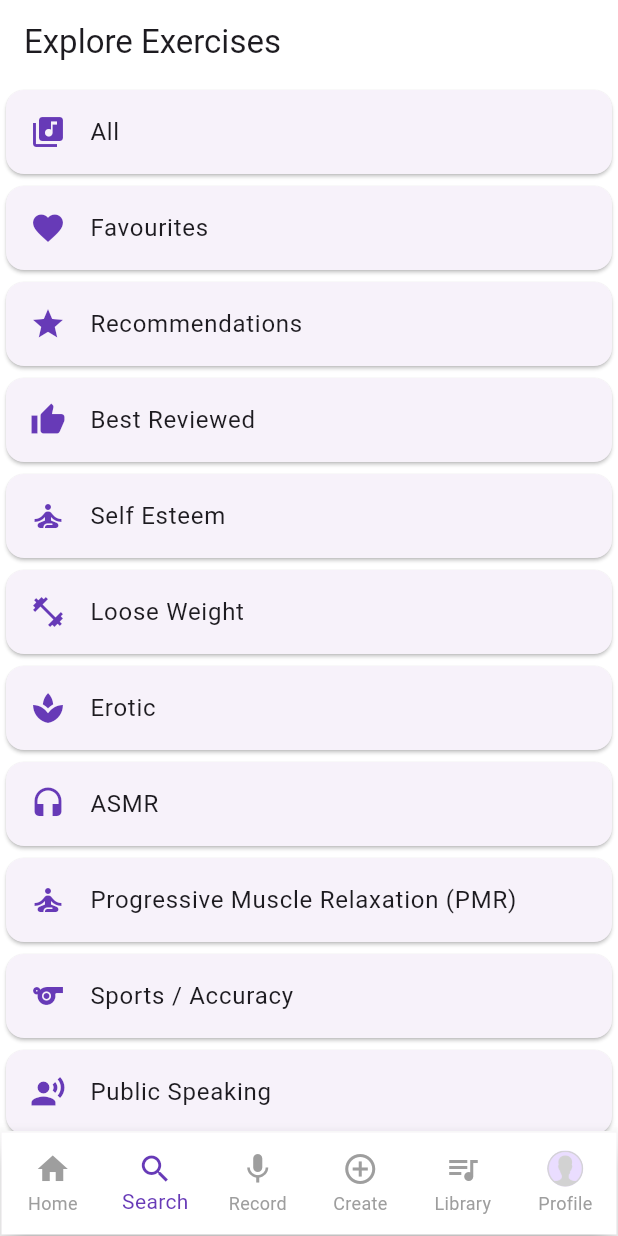
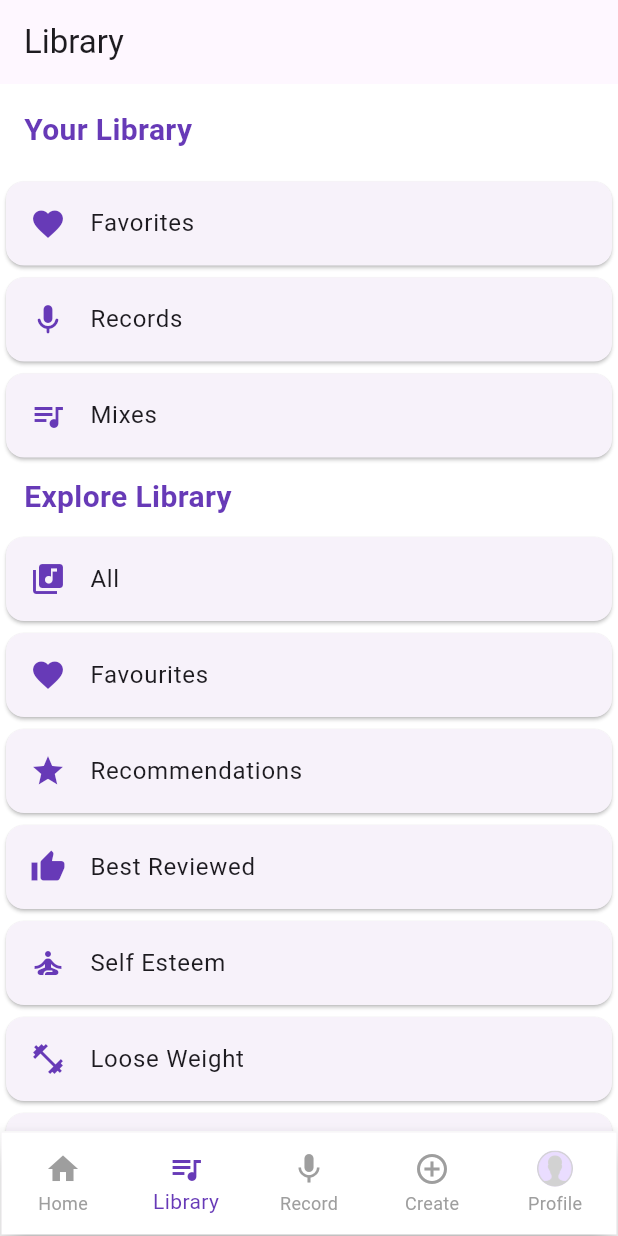
Before and after one commit to PascalMalz/mindbull, a Flutter app: the screen it shows after launch, item 2 of the bottom bar chosen, on a phone screen of 412 x 824 dp. Run offline on Flutter 3.47's test engine with Material 3 defaults, Android fonts, the phone set to English and light mode, and no system bars; our stand-ins replace chewie, cookie_jar, dio, dio_cookie_manager, file_picker, flutter_screenutil and 14 more; missing offline and left inert: audio_session, audio_waveforms, encrypt, ffmpeg_kit_flutter, workmanager; accounts and stored records are empty; network calls fail.

Commit message:
Library combined, Journal optimized ect.

```diff
--- a/lib/pages/home_screen_v2.dart
+++ b/lib/pages/home_screen_v2.dart
@@ -1,3 +1,4 @@
+import 'package:flutter/cupertino.dart';
 import 'package:flutter/material.dart';
 import 'package:provider/provider.dart';
 import 'package:mindbull/pages/goals_standalone.dart';
@@ -55,10 +56,9 @@ class _HomeScreenV2State extends State<HomeScreenV2>
     return AppBar(
       backgroundColor: Colors.white,
       iconTheme: const IconThemeData(color: Colors.deepPurple),
-      centerTitle: true,
+      //centerTitle: true,
       title: const Text(
         'Daily Mind Workout',
-        textAlign: TextAlign.center,
         style: TextStyle(
           fontSize: 20,
           color: Colors.black,
@@ -115,14 +115,34 @@ class _HomeScreenV2State extends State<HomeScreenV2>
                             autoplayEnabled: false,
                           ),
                         ),
-                        const Divider(height: 1, color: Colors.grey),
+                        //const Divider(height: 1, color: Colors.grey),
                         // Journal Toggle Button
                         InkWell(
                           onTap: () {
                             _showJournalBottomSheet(context, category);
                           },
                           child: Container(
-                            height: 50,
+                            height: 50, // Height of the container
+                            decoration: BoxDecoration(
+                              color: Colors.white, // Background color
+                              borderRadius: BorderRadius.only(
+                                topLeft: Radius.circular(
+                                    20), // Rounded top-left corner
+                                topRight: Radius.circular(
+                                    20), // Rounded top-right corner
+                              ),
+                              border: Border(
+                                top: BorderSide(
+                                    color: Colors.grey.shade300,
+                                    width: 1), // Top border
+                                left: BorderSide(
+                                    color: Colors.grey.shade300,
+                                    width: 1), // Left border
+                                right: BorderSide(
+                                    color: Colors.grey.shade300,
+                                    width: 1), // Right border
+                              ),
+                            ),
                             child: Row(
                               mainAxisAlignment: MainAxisAlignment.center,
                               children: [
@@ -141,10 +161,13 @@ class _HomeScreenV2State extends State<HomeScreenV2>
                             ),
                           ),
                         ),
+
                         //add devider line
                         const Divider(
+                          endIndent: 12,
+                          indent: 12,
                           height: 1,
-                          color: Colors.grey,
+                          color: Color.fromARGB(123, 158, 158, 158),
                         ),
                       ],
                     );
@@ -170,15 +193,23 @@ class _HomeScreenV2State extends State<HomeScreenV2>
   }
 
   void _showJournalBottomSheet(BuildContext context, String category) {
+    String tempGlobalJournal = globalJournal; // Temporary storage
+    String tempCategoryJournal = tabSpecificJournals[category] ?? "";
+
     showModalBottomSheet(
       context: context,
       isScrollControlled: true,
+      backgroundColor: Colors.white, // White background
+      shape: RoundedRectangleBorder(
+        borderRadius: BorderRadius.vertical(
+            top: Radius.circular(20)), // Rounded top corners
+      ),
       builder: (BuildContext context) {
         return Padding(
           padding: MediaQuery.of(context).viewInsets,
           child: Container(
             padding: const EdgeInsets.all(16.0),
-            height: 400, // Adjust height as needed
+            height: 450, // Adjust height as needed
             child: Column(
               children: [
                 TabBar(
@@ -207,12 +238,10 @@ class _HomeScreenV2State extends State<HomeScreenV2>
                                 "Log general thoughts or reflections here",
                           ),
                           onChanged: (value) {
-                            setState(() {
-                              globalJournal = value;
-                            });
+                            tempGlobalJournal = value; // Update temp journal
                           },
                           controller: TextEditingController(
-                            text: globalJournal,
+                            text: tempGlobalJournal,
                           ),
                         ),
                       ),
@@ -226,17 +255,72 @@ class _HomeScreenV2State extends State<HomeScreenV2>
                             hintText: "What did you learn or want to remember?",
                           ),
                           onChanged: (value) {
-                            setState(() {
-                              tabSpecificJournals[category] = value;
-                            });
+                            tempCategoryJournal = value; // Update temp journal
                           },
                           controller: TextEditingController(
-                            text: tabSpecificJournals[category],
+                            text: tempCategoryJournal,
                           ),
                         ),
                       ),
                     ],
                   ),
+                ),
+                const SizedBox(
+                    height: 16), // Padding between text fields and buttons
+                Row(
+                  mainAxisAlignment: MainAxisAlignment.spaceBetween,
+                  children: [
+                    ElevatedButton(
+                      style: ElevatedButton.styleFrom(
+                        //primary: Colors.blue, // Revert button color
+                        padding: const EdgeInsets.symmetric(
+                            horizontal: 16, vertical: 8), // Padding
+                        shape: RoundedRectangleBorder(
+                          borderRadius:
+                              BorderRadius.circular(12), // Rounded corners
+                        ),
+                      ),
+                      onPressed: () {
+                        setState(() {
+                          tempGlobalJournal = globalJournal; // Revert changes
+                          tempCategoryJournal =
+                              tabSpecificJournals[category] ?? "";
+                        });
+                      },
+                      child: const Text(
+                        "Revert Changes",
+                        style: TextStyle(
+                          //color: Colors.black,
+                          fontSize: 16,
+                        ),
+                      ),
+                    ),
+                    ElevatedButton(
+                      style: ElevatedButton.styleFrom(
+                        //primary: Colors.grey, // Save button color
+                        padding: const EdgeInsets.symmetric(
+                            horizontal: 16, vertical: 8), // Padding
+                        shape: RoundedRectangleBorder(
+                          borderRadius:
+                              BorderRadius.circular(12), // Rounded corners
+                        ),
+                      ),
+                      onPressed: () {
+                        setState(() {
+                          globalJournal = tempGlobalJournal; // Save changes
+                          tabSpecificJournals[category] = tempCategoryJournal;
+                        });
+                        Navigator.pop(context); // Close the modal
+                      },
+                      child: const Text(
+                        "Close",
+                        style: TextStyle(
+                          //color: Colors.black,
+                          fontSize: 16,
+                        ),
+                      ),
+                    ),
+                  ],
                 ),
               ],
             ),
--- /dev/null
+++ b/lib/pages/unified_library.dart
@@ -0,0 +1,130 @@
+import 'package:flutter/material.dart';
+
+class UnifiedLibraryScreen extends StatelessWidget {
+  const UnifiedLibraryScreen({super.key});
+
+  @override
+  Widget build(BuildContext context) {
+    return Scaffold(
+      backgroundColor: Colors.white,
+      appBar: AppBar(
+        title: const Text('Library'),
+        //backgroundColor: Colors.deepPurple,
+      ),
+      body: ListView(
+        children: [
+          const Padding(
+            padding: EdgeInsets.all(16.0),
+            child: Text(
+              'Your Library',
+              style: TextStyle(
+                fontSize: 20,
+                fontWeight: FontWeight.bold,
+                color: Colors.deepPurple,
+              ),
+            ),
+          ),
+          _buildSectionCard(context, 'Favorites', Icons.favorite),
+          _buildSectionCard(context, 'Records', Icons.mic_rounded, () {
+            Navigator.push(
+              context,
+              MaterialPageRoute(
+                  builder: (context) => const RecordsScreenLibrary()),
+            );
+          }),
+          _buildSectionCard(context, 'Mixes', Icons.queue_music, () {
+            Navigator.push(
+              context,
+              MaterialPageRoute(
+                  builder: (context) => const MixesScreenLibrary()),
+            );
+          }),
+          const Padding(
+            padding: EdgeInsets.symmetric(horizontal: 16.0, vertical: 8.0),
+            child: Text(
+              'Explore Library',
+              style: TextStyle(
+                fontSize: 20,
+                fontWeight: FontWeight.bold,
+                color: Colors.deepPurple,
+              ),
+            ),
+          ),
+          _buildCategoryCard(context, 'All', Icons.library_music),
+          _buildCategoryCard(context, 'Favourites', Icons.favorite),
+          _buildCategoryCard(context, 'Recommendations', Icons.star),
+          _buildCategoryCard(context, 'Best Reviewed', Icons.thumb_up),
+          _buildCategoryCard(context, 'Self Esteem', Icons.self_improvement),
+          _buildCategoryCard(context, 'Loose Weight', Icons.fitness_center),
+          _buildCategoryCard(context, 'Erotic', Icons.spa),
+          _buildCategoryCard(context, 'ASMR', Icons.headset),
+          _buildCategoryCard(context, 'Progressive Muscle Relaxation (PMR)',
+              Icons.self_improvement),
+          _buildCategoryCard(context, 'Sports / Accuracy', Icons.sports),
+          _buildCategoryCard(
+              context, 'Public Speaking', Icons.record_voice_over),
+          _buildCategoryCard(context, 'Confidence', Icons.emoji_emotions),
+          _buildCategoryCard(context, 'Be Feminine', Icons.female),
+          _buildCategoryCard(context, 'Be Masculine', Icons.male),
+          _buildCategoryCard(context, 'While Sleep', Icons.nightlight_round),
+          _buildCategoryCard(context, 'Awake', Icons.wb_sunny),
+        ],
+      ),
+    );
+  }
+
+  Widget _buildSectionCard(BuildContext context, String title, IconData icon,
+      [VoidCallback? onTap]) {
+    return Card(
+      child: ListTile(
+        leading: Icon(icon, color: Colors.deepPurple),
+        title: Text(title),
+        onTap: onTap ??
+            () {
+              print('$title tapped!');
+            },
+      ),
+    );
+  }
+
+  Widget _buildCategoryCard(BuildContext context, String title, IconData icon) {
+    return Card(
+      child: ListTile(
+        leading: Icon(icon, color: Colors.deepPurple),
+        title: Text(title),
+        onTap: () {
+          print('$title tapped!');
+        },
+      ),
+    );
+  }
+}
+
+// Dummy classes for navigation purposes
+class RecordsScreenLibrary extends StatelessWidget {
+  const RecordsScreenLibrary({Key? key}) : super(key: key);
+
+  @override
+  Widget build(BuildContext context) {
+    return Scaffold(
+      appBar: AppBar(
+        title: const Text('Records Library'),
+      ),
+      body: Center(child: Text('Records content here')),
+    );
+  }
+}
+
+class MixesScreenLibrary extends StatelessWidget {
+  const MixesScreenLibrary({Key? key}) : super(key: key);
+
+  @override
+  Widget build(BuildContext context) {
+    return Scaffold(
+      appBar: AppBar(
+        title: const Text('Mixes Library'),
+      ),
+      body: Center(child: Text('Mixes content here')),
+    );
+  }
+}
--- /dev/null
+++ b/workflow_git_ect.txt
@@ -0,0 +1,3 @@
+git add .
+git commit -m "Your commit message"
+push
```
Also changed, not shown: lib/widgets/common_bottom_navigation_bar.dart (+10 -9 lines).
